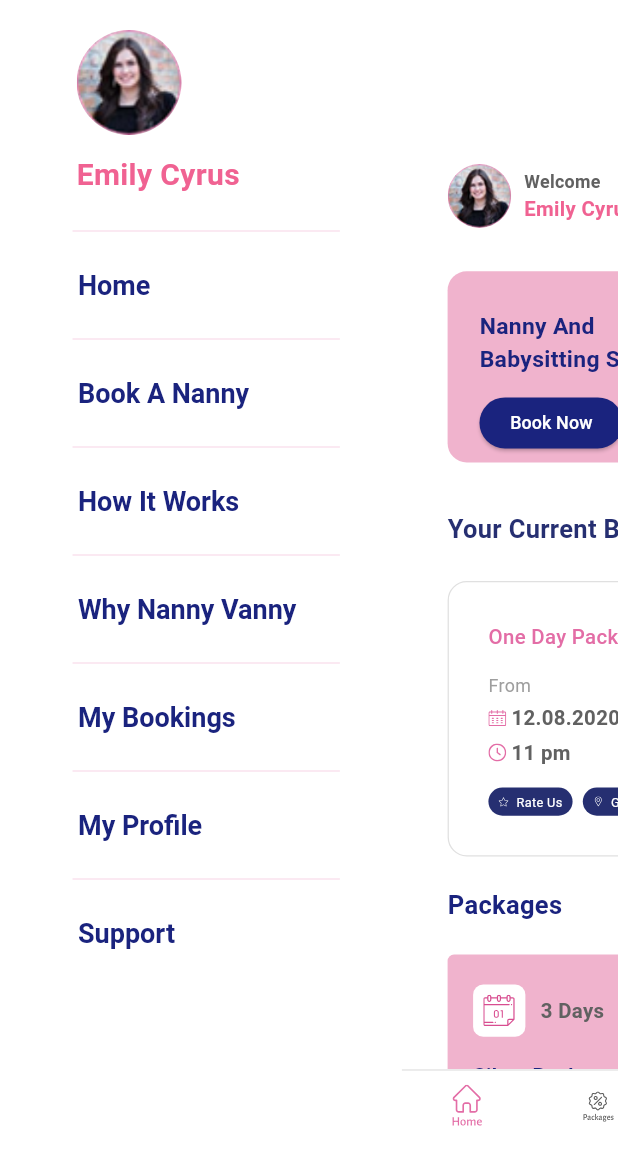
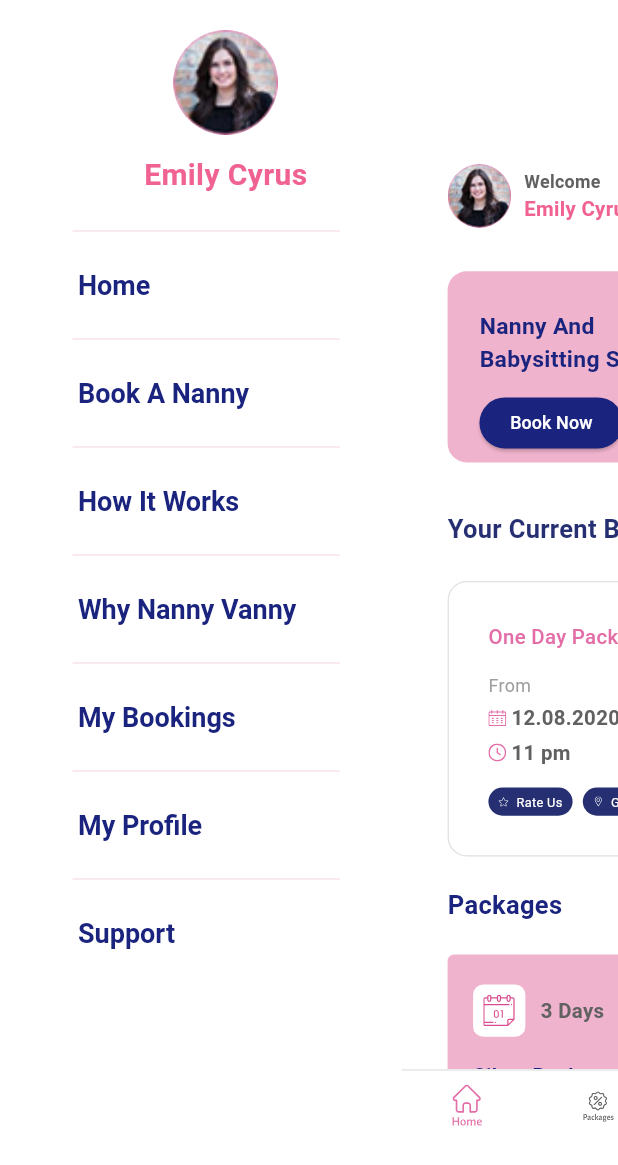
Before and after one commit to ramganesh-123/cartgreek_task, a Flutter app: the screen it shows after launch, after a tap on an icon or button, on a phone screen of 412 x 824 dp. Shown: the top 1165 px of the screen. Run offline on Flutter 3.47's test engine with Material 3 defaults, Android fonts, the phone set to English and light mode, and no system bars; drawn by our look-alikes of flutter_advanced_drawer; our stand-ins replace flutter_svg, get; Roboto replaces fonts that are missing (AlegreyaSans).

Commit message:
drawer changes1

```diff
--- a/lib/widgets/customdrawer.dart
+++ b/lib/widgets/customdrawer.dart
@@ -16,11 +16,11 @@ class CustomDrawer extends StatelessWidget {
             children: [
               Container(
                 padding: const EdgeInsets.only(
-                  left: 15,
+                  left: 60,
                   bottom: 15,
                 ),
                 child: Column(
-                  crossAxisAlignment: CrossAxisAlignment.start,
+                  crossAxisAlignment: CrossAxisAlignment.center,
                   children: [
                     const CircleAvatar(
                       radius: 35,
```
